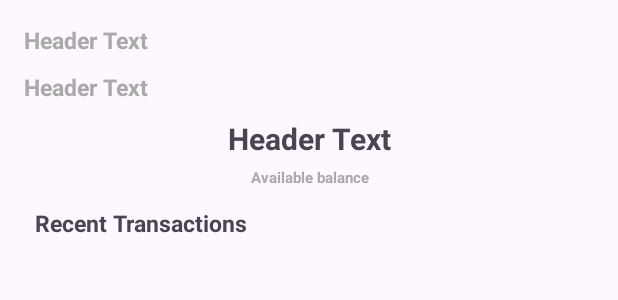
After one commit to anpa6841/AndroBank, an Android app: the layout activity_transaction.xml on its own in the app's theme, with its tools: preview values and no code run, on a phone screen of 412 x 824 dp. The commit adds this screen. Shown: the top 300 px of the screen. Run offline under Robolectric (Android 15) with nearby library versions, the phone set to English and light mode, and no system bars.

Commit message:
View Account & Transactions

```diff
--- a/app/src/main/AndroidManifest.xml
+++ b/app/src/main/AndroidManifest.xml
@@ -14,6 +14,9 @@
         android:usesCleartextTraffic="true"
         tools:targetApi="34">
         <activity
+            android:name=".TransactionActivity"
+            android:exported="false" />
+        <activity
             android:name=".AccountActivity"
             android:exported="false" />
         <activity
--- /dev/null
+++ b/app/src/main/res/layout/activity_transaction.xml
@@ -0,0 +1,75 @@
+<?xml version="1.0" encoding="utf-8"?>
+<RelativeLayout xmlns:android="http://schemas.android.com/apk/res/android"
+    android:layout_width="match_parent"
+    android:layout_height="match_parent"
+    android:padding="16dp">
+
+    <!-- TextView at the top -->
+    <TextView
+        android:id="@+id/accountTypeTextView"
+        android:layout_width="match_parent"
+        android:layout_height="wrap_content"
+        android:text="Header Text"
+        android:textColor="#A9A9A9"
+        android:textSize="15sp"
+        android:textStyle="bold" />
+
+    <TextView
+        android:id="@+id/accountNumberTextView"
+        android:layout_width="match_parent"
+        android:layout_height="wrap_content"
+        android:layout_below="@id/accountTypeTextView"
+        android:text="Header Text"
+        android:textSize="15sp"
+        android:textColor="#A9A9A9"
+        android:paddingTop="10dp"
+        android:paddingBottom="10dp"
+        android:textStyle="bold" />
+
+    <TextView
+        android:id="@+id/accountBalanceTextView"
+        android:layout_width="match_parent"
+        android:layout_height="wrap_content"
+        android:layout_below="@id/accountNumberTextView"
+        android:text="Header Text"
+        android:textAlignment="center"
+        android:textSize="20sp"
+        android:textStyle="bold" />
+
+    <TextView
+        android:id="@+id/availableBalanceTextView"
+        android:layout_width="match_parent"
+        android:layout_height="wrap_content"
+        android:layout_below="@id/accountBalanceTextView"
+        android:text="Available balance"
+        android:textColor="#A9A9A9"
+        android:textAlignment="center"
+        android:textSize="10sp"
+        android:textStyle="bold"
+        android:padding= "5sp" />
+
+    <TextView
+        android:id="@+id/recentTransactionsTextView"
+        android:layout_width="match_parent"
+        android:layout_height="wrap_content"
+        android:layout_below="@id/availableBalanceTextView"
+        android:text="Recent Transactions"
+        android:textSize="15sp"
+        android:textStyle="bold"
+        android:textAlignment="viewStart"
+        android:padding= "7sp" />
+
+
+    <!-- ListView below TextView -->
+    <ListView
+        android:id="@+id/accountTransactionsListView"
+        android:layout_width="match_parent"
+        android:layout_height="match_parent"
+        android:layout_below="@id/recentTransactionsTextView"
+        android:divider="@android:color/darker_gray"
+        android:dividerHeight="1dp"
+        />
+
+
+
+</RelativeLayout>
```
Also changed, not shown: app/src/main/java/com/example/banking/APIClient.java (+35 -12 lines), app/src/main/java/com/example/banking/AccountActivity.java (+45 -2 lines), app/src/main/java/com/example/banking/AccountAdapter.java (added, +61 -0 lines), app/src/main/java/com/example/banking/AccountModel.java (added, +25 -0 lines), app/src/main/java/com/example/banking/LoginActivity.java (+12 -43 lines), app/src/main/java/com/example/banking/TransactionActivity.java (added, +91 -0 lines), app/src/main/java/com/example/banking/TransactionAdaptor.java (added, +47 -0 lines), app/src/main/java/com/example/banking/TransactionModel.java (added, +47 -0 lines), app/src/main/res/layout/activity_account.xml (+21 -9 lines), app/src/main/res/layout/list_accounts_layout.xml (added, +42 -0 lines), app/src/main/res/layout/list_transactions_layout.xml (added, +57 -0 lines), 1 other file.
